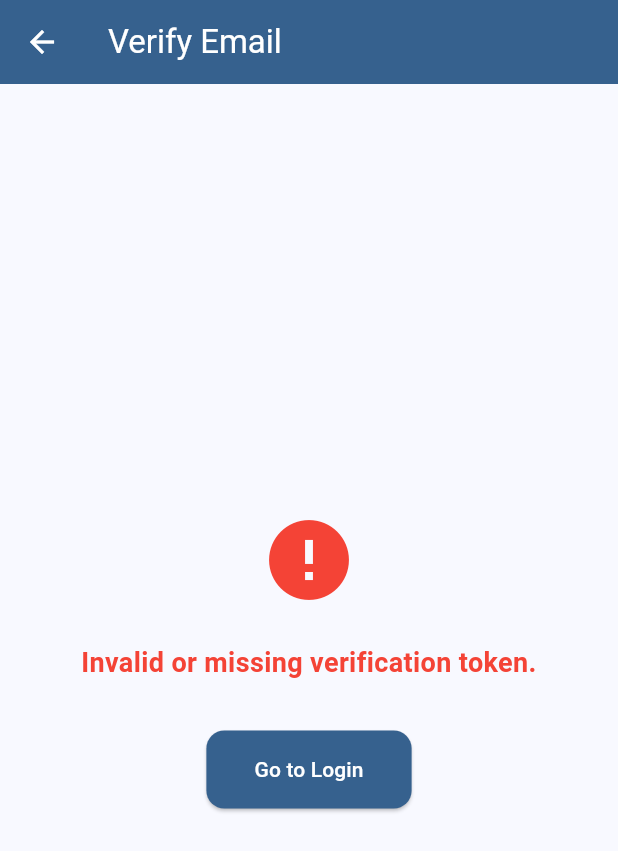
After one commit to Ajaya-Rajbhandari/SNS-Rooster, a Flutter app: the VerifyEmailScreen screen opened by its route, on a phone screen of 412 x 824 dp. The commit adds this screen. Shown: the top 851 px of the screen. Run offline on Flutter 3.47's test engine with Material 3 defaults, Android fonts, the phone set to English and light mode, and no system bars; our stand-ins replace cached_network_image, connectivity_plus, csv, file_picker, fl_chart, flutter_spinkit and 6 more; missing offline and left inert: syncfusion_flutter_pdfviewer; accounts and stored records are empty.

Commit message:
feat(auth): add verify email screen and route for email verification flow

```diff
--- a/sns_rooster/lib/main.dart
+++ b/sns_rooster/lib/main.dart
@@ -24,6 +24,7 @@ import 'package:sns_rooster/screens/admin/leave_policy_settings_screen.dart';
 import 'package:sns_rooster/screens/admin/admin_profile_screen.dart';
 import 'package:sns_rooster/screens/admin/admin_attendance_screen.dart';
 import 'package:sns_rooster/screens/auth/reset_password_screen.dart';
+import 'package:sns_rooster/screens/auth/verify_email_screen.dart';
 import 'package:sns_rooster/providers/auth_provider.dart';
 import 'package:sns_rooster/providers/attendance_provider.dart';
 import 'package:sns_rooster/providers/profile_provider.dart';
@@ -230,6 +231,7 @@ class MyApp extends StatelessWidget {
                   '/admin_attendance': (context) =>
                       const AdminAttendanceScreen(),
                   '/reset-password': (context) => const ResetPasswordScreen(),
+                  '/verify-email': (context) => const VerifyEmailScreen(),
                 },
                 builder: (context, child) {
                   return Stack(
--- /dev/null
+++ b/sns_rooster/lib/screens/auth/verify_email_screen.dart
@@ -0,0 +1,119 @@
+import 'package:flutter/material.dart';
+import 'package:http/http.dart' as http;
+import 'dart:convert';
+import '../../config/api_config.dart';
+
+class VerifyEmailScreen extends StatefulWidget {
+  const VerifyEmailScreen({Key? key}) : super(key: key);
+
+  @override
+  State<VerifyEmailScreen> createState() => _VerifyEmailScreenState();
+}
+
+class _VerifyEmailScreenState extends State<VerifyEmailScreen> {
+  bool _isLoading = true;
+  String? _message;
+  bool _success = false;
+
+  @override
+  void initState() {
+    super.initState();
+    _verifyEmail();
+  }
+
+  Future<void> _verifyEmail() async {
+    final uri = Uri.base;
+    final token = uri.queryParameters['token'];
+    if (token == null || token.isEmpty) {
+      setState(() {
+        _isLoading = false;
+        _success = false;
+        _message = 'Invalid or missing verification token.';
+      });
+      return;
+    }
+    try {
+      final response = await http.get(
+        Uri.parse('${ApiConfig.baseUrl}/auth/verify-email?token=$token'),
+        headers: {'Content-Type': 'application/json'},
+      );
+      if (response.statusCode == 200) {
+        setState(() {
+          _isLoading = false;
+          _success = true;
+          _message = 'Your email has been verified! You can now log in.';
+        });
+      } else {
+        final data = jsonDecode(response.body);
+        setState(() {
+          _isLoading = false;
+          _success = false;
+          _message = data['message'] ?? 'Verification failed.';
+        });
+      }
+    } catch (e) {
+      setState(() {
+        _isLoading = false;
+        _success = false;
+        _message = 'Error: ${e.toString()}';
+      });
+    }
+  }
+
+  @override
+  Widget build(BuildContext context) {
+    final theme = Theme.of(context);
+    return Scaffold(
+      appBar: AppBar(
+        title: const Text('Verify Email'),
+        backgroundColor: theme.colorScheme.primary,
+        foregroundColor: Colors.white,
+      ),
+      body: Center(
+        child: Padding(
+          padding: const EdgeInsets.all(24.0),
+          child: _isLoading
+              ? const CircularProgressIndicator()
+              : Column(
+                  mainAxisAlignment: MainAxisAlignment.center,
+                  crossAxisAlignment: CrossAxisAlignment.center,
+                  mainAxisSize: MainAxisSize.min,
+                  children: [
+                    Icon(
+                      _success ? Icons.check_circle : Icons.error,
+                      color: _success ? Colors.green : Colors.red,
+                      size: 64,
+                    ),
+                    const SizedBox(height: 24),
+                    Text(
+                      _message ?? '',
+                      style: TextStyle(
+                        color: _success ? Colors.green : Colors.red,
+                        fontWeight: FontWeight.bold,
+                        fontSize: 18,
+                      ),
+                      textAlign: TextAlign.center,
+                    ),
+                    const SizedBox(height: 32),
+                    ElevatedButton(
+                      onPressed: () {
+                        Navigator.pushReplacementNamed(context, '/login');
+                      },
+                      style: ElevatedButton.styleFrom(
+                        backgroundColor: theme.colorScheme.primary,
+                        foregroundColor: Colors.white,
+                        padding: const EdgeInsets.symmetric(
+                            vertical: 16, horizontal: 32),
+                        shape: RoundedRectangleBorder(
+                          borderRadius: BorderRadius.circular(12),
+                        ),
+                      ),
+                      child: const Text('Go to Login'),
+                    ),
+                  ],
+                ),
+        ),
+      ),
+    );
+  }
+}
```
